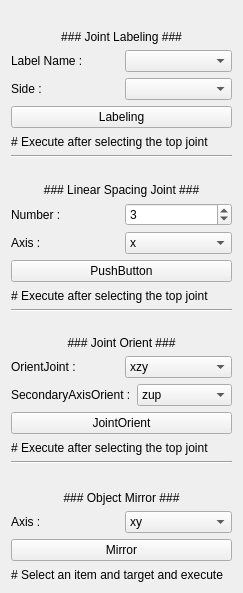
First picture: the form in main/mApplication/ms_module/rigSupport/ui/jointSet.ui, repository smsyes/pythonWorkSpace, before the edit.
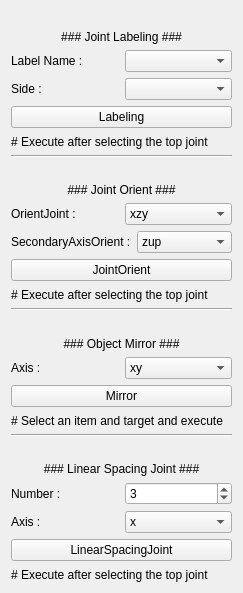
Second picture: the form after the edit.

Patch:
```diff
--- a/main/mApplication/ms_module/rigSupport/ui/jointSet.ui
+++ b/main/mApplication/ms_module/rigSupport/ui/jointSet.ui
@@ -79,113 +79,6 @@
      </property>
     </widget>
    </item>
-   <item>
-    <widget class="Line" name="line_3">
-     <property name="orientation">
-      <enum>Qt::Horizontal</enum>
-     </property>
-    </widget>
-   </item>
-   <item>
-    <spacer name="horizontalSpacer_2">
-     <property name="orientation">
-      <enum>Qt::Horizontal</enum>
-     </property>
-     <property name="sizeHint" stdset="0">
-      <size>
-       <width>245</width>
-       <height>18</height>
-      </size>
-     </property>
-    </spacer>
-   </item>
-   <item>
-    <widget class="QLabel" name="label_9">
-     <property name="text">
-      <string>### Linear Spacing Joint ###</string>
-     </property>
-     <property name="alignment">
-      <set>Qt::AlignCenter</set>
-     </property>
-    </widget>
-   </item>
-   <item>
-    <layout class="QHBoxLayout" name="horizontalLayout_3">
-     <item>
-      <widget class="QLabel" name="label_10">
-       <property name="text">
-        <string>Number :</string>
-       </property>
-      </widget>
-     </item>
-     <item>
-      <widget class="QSpinBox" name="numSP">
-       <property name="value">
-        <number>3</number>
-       </property>
-      </widget>
-     </item>
-    </layout>
-   </item>
-   <item>
-    <layout class="QHBoxLayout" name="horizontalLayout_4">
-     <item>
-      <widget class="QLabel" name="label_11">
-       <property name="text">
-        <string>Axis :</string>
-       </property>
-      </widget>
-     </item>
-     <item>
-      <widget class="QComboBox" name="LSJAxisCB">
-       <item>
-        <property name="text">
-         <string>x</string>
-        </property>
-       </item>
-       <item>
-        <property name="text">
-         <string>y</string>
-        </property>
-       </item>
-       <item>
-        <property name="text">
-         <string>z</string>
-        </property>
-       </item>
-       <item>
-        <property name="text">
-         <string>-x</string>
-        </property>
-       </item>
-       <item>
-        <property name="text">
-         <string>-y</string>
-        </property>
-       </item>
-       <item>
-        <property name="text">
-         <string>-z</string>
-        </property>
-       </item>
-      </widget>
-     </item>
-    </layout>
-   </item>
-   <item>
-    <widget class="QPushButton" name="LSJBT">
-     <property name="text">
-      <string>PushButton</string>
-     </property>
-    </widget>
-   </item>
-   <item>
-    <widget class="QLabel" name="label_13">
-     <property name="text">
-      <string># Execute after selecting the top joint</string>
-     </property>
-    </widget>
-   </item>
    <item>
     <widget class="Line" name="line">
      <property name="orientation">
@@ -415,6 +308,113 @@
      </property>
     </widget>
    </item>
+   <item>
+    <widget class="Line" name="line_3">
+     <property name="orientation">
+      <enum>Qt::Horizontal</enum>
+     </property>
+    </widget>
+   </item>
+   <item>
+    <spacer name="horizontalSpacer_2">
+     <property name="orientation">
+      <enum>Qt::Horizontal</enum>
+     </property>
+     <property name="sizeHint" stdset="0">
+      <size>
+       <width>245</width>
+       <height>18</height>
+      </size>
+     </property>
+    </spacer>
+   </item>
+   <item>
+    <widget class="QLabel" name="label_9">
+     <property name="text">
+      <string>### Linear Spacing Joint ###</string>
+     </property>
+     <property name="alignment">
+      <set>Qt::AlignCenter</set>
+     </property>
+    </widget>
+   </item>
+   <item>
+    <layout class="QHBoxLayout" name="horizontalLayout_3">
+     <item>
+      <widget class="QLabel" name="label_10">
+       <property name="text">
+        <string>Number :</string>
+       </property>
+      </widget>
+     </item>
+     <item>
+      <widget class="QSpinBox" name="numSP">
+       <property name="value">
+        <number>3</number>
+       </property>
+      </widget>
+     </item>
+    </layout>
+   </item>
+   <item>
+    <layout class="QHBoxLayout" name="horizontalLayout_4">
+     <item>
+      <widget class="QLabel" name="label_11">
+       <property name="text">
+        <string>Axis :</string>
+       </property>
+      </widget>
+     </item>
+     <item>
+      <widget class="QComboBox" name="LSJAxisCB">
+       <item>
+        <property name="text">
+         <string>x</string>
+        </property>
+       </item>
+       <item>
+        <property name="text">
+         <string>y</string>
+        </property>
+       </item>
+       <item>
+        <property name="text">
+         <string>z</string>
+        </property>
+       </item>
+       <item>
+        <property name="text">
+         <string>-x</string>
+        </property>
+       </item>
+       <item>
+        <property name="text">
+         <string>-y</string>
+        </property>
+       </item>
+       <item>
+        <property name="text">
+         <string>-z</string>
+        </property>
+       </item>
+      </widget>
+     </item>
+    </layout>
+   </item>
+   <item>
+    <widget class="QPushButton" name="LSJBT">
+     <property name="text">
+      <string>LinearSpacingJoint</string>
+     </property>
+    </widget>
+   </item>
+   <item>
+    <widget class="QLabel" name="label_13">
+     <property name="text">
+      <string># Execute after selecting the top joint</string>
+     </property>
+    </widget>
+   </item>
   </layout>
  </widget>
  <resources/>
```
